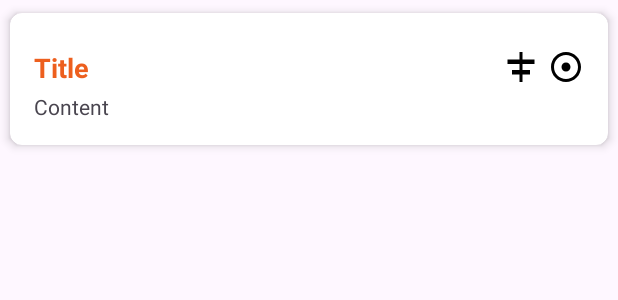
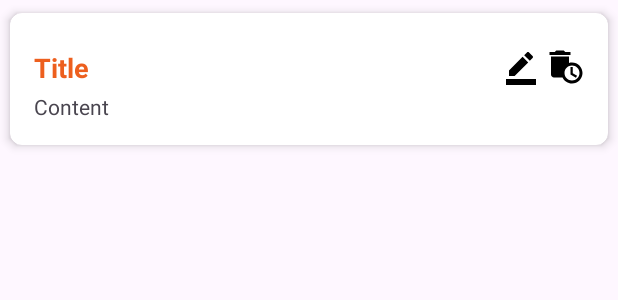
Before and after one commit to hasindu-k/Note-app, an Android app: the layout note_item.xml on its own in the app's theme, with its tools: preview values and no code run, on a phone screen of 412 x 824 dp. Shown: the top 300 px of the screen. Run offline under Robolectric (Android 15) with nearby library versions, the phone set to English and light mode, and no system bars.

Commit message:
edited icons

```diff
--- a/app/src/main/res/drawable/baseline_align_horizontal_center_24.xml
+++ /dev/null
@@ -1,5 +0,0 @@
-<vector android:height="24dp" android:tint="#000000"
-    android:viewportHeight="24" android:viewportWidth="24"
-    android:width="24dp" xmlns:android="http://schemas.android.com/apk/res/android">
-    <path android:fillColor="@android:color/white" android:pathData="M11,2l2,0l0,5l8,0l0,3l-8,0l0,4l5,0l0,3l-5,0l0,5l-2,0l0,-5l-5,0l0,-3l5,0l0,-4l-8,0l0,-3l8,0z"/>
-</vector>
--- /dev/null
+++ b/app/src/main/res/drawable/baseline_auto_delete_24.xml
@@ -0,0 +1,7 @@
+<vector android:height="24dp" android:tint="#000000"
+    android:viewportHeight="24" android:viewportWidth="24"
+    android:width="24dp" xmlns:android="http://schemas.android.com/apk/res/android">
+    <path android:fillColor="@android:color/white" android:pathData="M15,2l-3.5,0l-1,-1l-5,0l-1,1l-3.5,0l0,2l14,0z"/>
+    <path android:fillColor="@android:color/white" android:pathData="M16,9c-0.7,0 -1.37,0.1 -2,0.29V5H2v12c0,1.1 0.9,2 2,2h5.68c1.12,2.36 3.53,4 6.32,4c3.87,0 7,-3.13 7,-7C23,12.13 19.87,9 16,9zM16,21c-2.76,0 -5,-2.24 -5,-5s2.24,-5 5,-5s5,2.24 5,5S18.76,21 16,21z"/>
+    <path android:fillColor="@android:color/white" android:pathData="M16.5,12l-1.5,0l0,5l3.6,2.1l0.8,-1.2l-2.9,-1.7z"/>
+</vector>
--- a/app/src/main/res/drawable/baseline_autorenew_24.xml
+++ /dev/null
@@ -1,5 +0,0 @@
-<vector android:height="24dp" android:tint="#000000"
-    android:viewportHeight="24" android:viewportWidth="24"
-    android:width="24dp" xmlns:android="http://schemas.android.com/apk/res/android">
-    <path android:fillColor="@android:color/white" android:pathData="M12,6v3l4,-4 -4,-4v3c-4.42,0 -8,3.58 -8,8 0,1.57 0.46,3.03 1.24,4.26L6.7,14.8c-0.45,-0.83 -0.7,-1.79 -0.7,-2.8 0,-3.31 2.69,-6 6,-6zM18.76,7.74L17.3,9.2c0.44,0.84 0.7,1.79 0.7,2.8 0,3.31 -2.69,6 -6,6v-3l-4,4 4,4v-3c4.42,0 8,-3.58 8,-8 0,-1.57 -0.46,-3.03 -1.24,-4.26z"/>
-</vector>
--- /dev/null
+++ b/app/src/main/res/drawable/baseline_border_color_24.xml
@@ -0,0 +1,5 @@
+<vector android:height="24dp" android:tint="#000000"
+    android:viewportHeight="24" android:viewportWidth="24"
+    android:width="24dp" xmlns:android="http://schemas.android.com/apk/res/android">
+    <path android:fillColor="@android:color/white" android:pathData="M22,24H2v-4h20V24zM13.06,5.19l3.75,3.75L7.75,18H4v-3.75L13.06,5.19zM17.88,7.87l-3.75,-3.75l1.83,-1.83c0.39,-0.39 1.02,-0.39 1.41,0l2.34,2.34c0.39,0.39 0.39,1.02 0,1.41L17.88,7.87z"/>
+</vector>
--- a/app/src/main/res/layout/activity_update_note.xml
+++ b/app/src/main/res/layout/activity_update_note.xml
@@ -22,7 +22,7 @@
         android:id="@+id/updateSaveButton"
         android:layout_width="wrap_content"
         android:layout_height="wrap_content"
-        android:src="@drawable/baseline_align_horizontal_center_24"
+        android:src="@drawable/baseline_border_color_24"
         android:layout_alignParentEnd="true"
         android:layout_alignTop="@id/editNoteHeading"
         android:layout_marginEnd="6dp" />
--- a/app/src/main/res/layout/note_item.xml
+++ b/app/src/main/res/layout/note_item.xml
@@ -36,14 +36,14 @@
                 android:layout_marginEnd="30dp"
                 android:layout_width="24dp"
                 android:layout_height="24dp"
-                android:src="@drawable/baseline_align_horizontal_center_24" />
+                android:src="@drawable/baseline_border_color_24" />
 
             <ImageView
                 android:id="@+id/deleteButton"
                 android:layout_width="24dp"
                 android:layout_height="24dp"
                 android:layout_alignParentEnd="true"
-                android:src="@drawable/baseline_adjust_24" />
+                android:src="@drawable/baseline_auto_delete_24" />
 
 
         </RelativeLayout>
```
